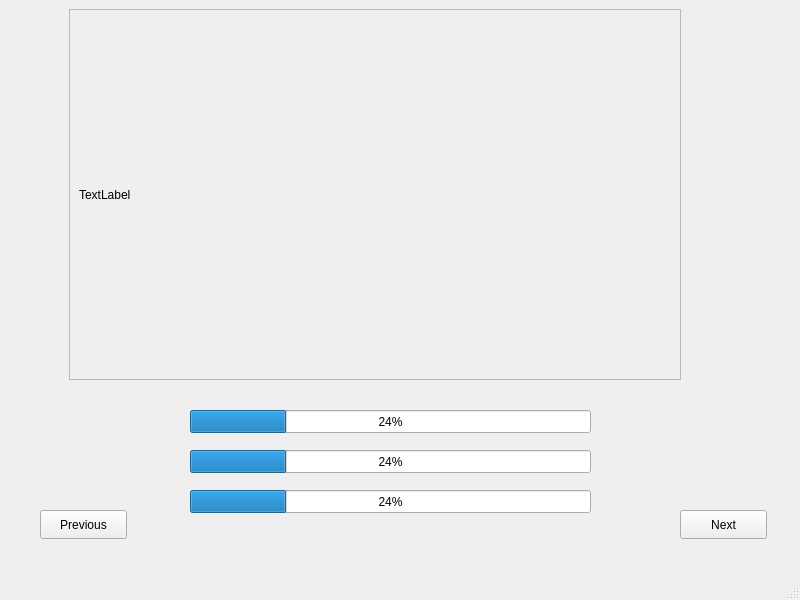
Before: the Qt Designer form video_summary/templates/ResumeOptions.ui in seekever/VideoSummary, drawn with Qt 5.
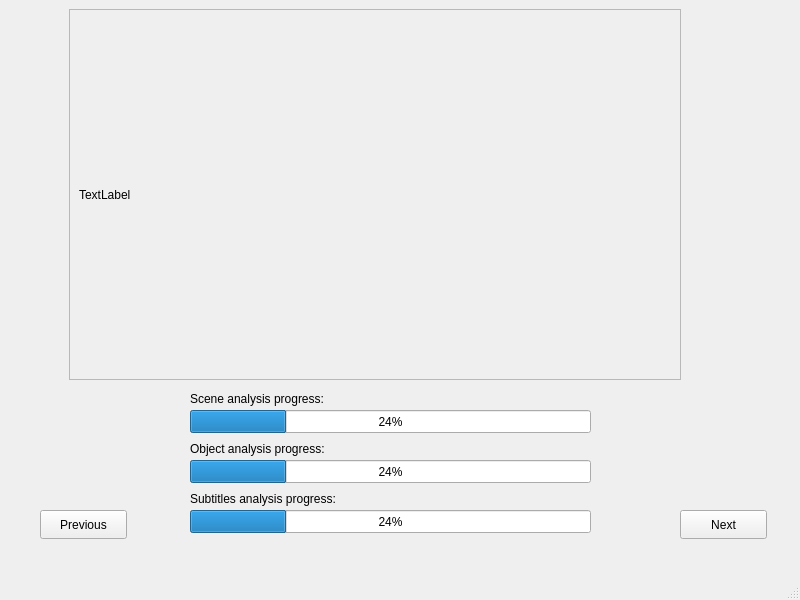
After: the same form once the commit is applied.

```diff
--- a/video_summary/templates/ResumeOptions.ui
+++ b/video_summary/templates/ResumeOptions.ui
@@ -57,7 +57,7 @@
     <property name="geometry">
      <rect>
       <x>190</x>
-      <y>450</y>
+      <y>460</y>
       <width>401</width>
       <height>23</height>
      </rect>
@@ -70,7 +70,7 @@
     <property name="geometry">
      <rect>
       <x>190</x>
-      <y>490</y>
+      <y>510</y>
       <width>401</width>
       <height>23</height>
      </rect>
@@ -111,6 +111,45 @@
      </layout>
     </widget>
    </widget>
+   <widget class="QLabel" name="label_4">
+    <property name="geometry">
+     <rect>
+      <x>190</x>
+      <y>390</y>
+      <width>141</width>
+      <height>17</height>
+     </rect>
+    </property>
+    <property name="text">
+     <string>Scene analysis progress:</string>
+    </property>
+   </widget>
+   <widget class="QLabel" name="label_5">
+    <property name="geometry">
+     <rect>
+      <x>190</x>
+      <y>440</y>
+      <width>141</width>
+      <height>17</height>
+     </rect>
+    </property>
+    <property name="text">
+     <string>Object analysis progress:</string>
+    </property>
+   </widget>
+   <widget class="QLabel" name="label_6">
+    <property name="geometry">
+     <rect>
+      <x>190</x>
+      <y>490</y>
+      <width>161</width>
+      <height>17</height>
+     </rect>
+    </property>
+    <property name="text">
+     <string>Subtitles analysis progress:</string>
+    </property>
+   </widget>
   </widget>
   <widget class="QMenuBar" name="menubar">
    <property name="geometry">
```
Left out of the diff: 2 changed lines with no effect on the pictures.
